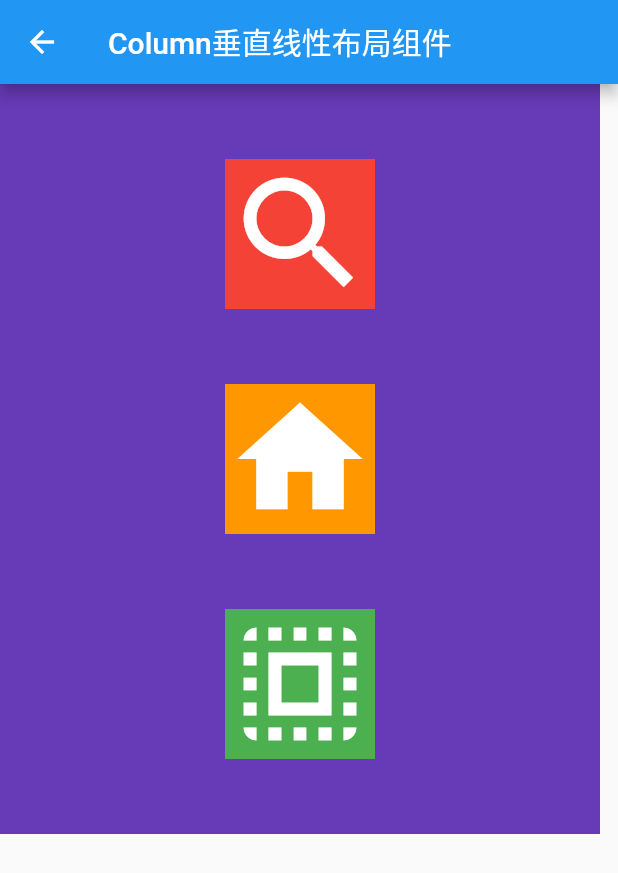
After one commit to meiSThub/my_flutter_test, a Flutter app: the ColumnWidgetTestPage screen opened by its route, on a phone screen of 412 x 824 dp. The commit adds this screen. Shown: the top 873 px of the screen. Run offline on Flutter 3.47's test engine with Material 2 defaults, Android fonts, the phone set to English and light mode, and no system bars; network calls fail.

Commit message:
Column 垂直线性布局组件

```diff
--- /dev/null
+++ b/lib/container/column/column_widget_test.dart
@@ -0,0 +1,55 @@
+import 'package:flutter/material.dart';
+import 'package:my_flutter_test/base/base_page.dart';
+import 'package:my_flutter_test/customwidget/custom_icon_widget.dart';
+
+/// Column 垂直线性布局组件
+class ColumnWidgetTestPage extends BasePageWidget {
+  const ColumnWidgetTestPage({Key? key}) : super(key: key);
+
+  @override
+  BasePageState<BasePageWidget> getState() => ColumnWidgetTestPageState();
+}
+
+class ColumnWidgetTestPageState extends BasePageState<ColumnWidgetTestPage> {
+  @override
+  String pageTitle = "Column垂直线性布局组件";
+
+  @override
+  Widget buildContentView() {
+    return Container(
+      height: 500,
+      width: 400,
+      color: Colors.deepPurple,
+      child: Column(
+        // 针对垂直方向的线性布局组件来说，主轴就是垂直方向，次轴就是水平方向
+        // mainAxisAlignment： 主轴，设置的就是垂直方向的对齐方式
+        // crossAxisAlignment：次轴，设置的就是水平方向的对齐方式
+        // 主轴：设置子View在容器垂直方向上的对齐方式，如：MainAxisAlignment.spaceEvenly ，子View均匀分开，间距相等
+        mainAxisAlignment: MainAxisAlignment.spaceEvenly,
+        // 次轴：设置 子View 在容器的水平方向上的对齐方式
+        crossAxisAlignment: CrossAxisAlignment.center,
+        // 水平线性布局Row的 子View 列表
+        children: const [
+          IconWidget(
+            Icons.search,
+            color: Colors.red,
+            size: 100,
+          ),
+          IconWidget(
+            Icons.home,
+            color: Colors.orange,
+            size: 100,
+          ),
+          IconWidget(
+            Icons.select_all,
+            color: Colors.green,
+            size: 100,
+          ),
+        ],
+      ),
+    );
+  }
+
+  @override
+  void initData() {}
+}
--- a/lib/container/container_home_page.dart
+++ b/lib/container/container_home_page.dart
@@ -31,6 +31,7 @@ class _ContainerTestPageState extends BasePageState<ContainerHomePage> {
       PageRouteBean("GridView水平动态列表，builder方式", PageNum.gridViewTestPage4),
       PageRouteBean("Padding组件", PageNum.paddingWidgetTestPage),
       PageRouteBean("Row水平线性组件", PageNum.rowWidgetTestPage),
+      PageRouteBean("Column垂直线性组件", PageNum.columnWidgetTestPage),
     ];
   }
 
--- a/lib/router/page_num.dart
+++ b/lib/router/page_num.dart
@@ -12,6 +12,7 @@ class PageNum {
   static String gridViewTestPage4 = "1009";
   static String paddingWidgetTestPage = "1010";
   static String rowWidgetTestPage = "1011";
+  static String columnWidgetTestPage = "1012";
   static String textHome = "2000";
   static String imageHome = "3000";
   static String customWidgetTestPage = "4000";
--- a/lib/router/route_path.dart
+++ b/lib/router/route_path.dart
@@ -1,3 +1,4 @@
+import 'package:my_flutter_test/container/column/column_widget_test.dart';
 import 'package:my_flutter_test/container/container_home_page.dart';
 import 'package:my_flutter_test/container/container_widget_test.dart';
 import 'package:my_flutter_test/container/gridview/grid_view_test1.dart';
@@ -35,6 +36,8 @@ final routerPath = {
   PageNum.paddingWidgetTestPage: (context) => const PaddingWidgetTestPage(),
   // Row 水平线性布局组件
   PageNum.rowWidgetTestPage: (context) => const RowWidgetTestPage(),
+  // Column 垂直线性布局组件
+  PageNum.columnWidgetTestPage: (context) => const ColumnWidgetTestPage(),
   // 文案组件
   PageNum.textHome: (context) => const TextWidgetTestPage(),
   // 图片组件
```
Also changed, not shown: lib/container/row/row_widget_test.dart (+5 -2 lines).
